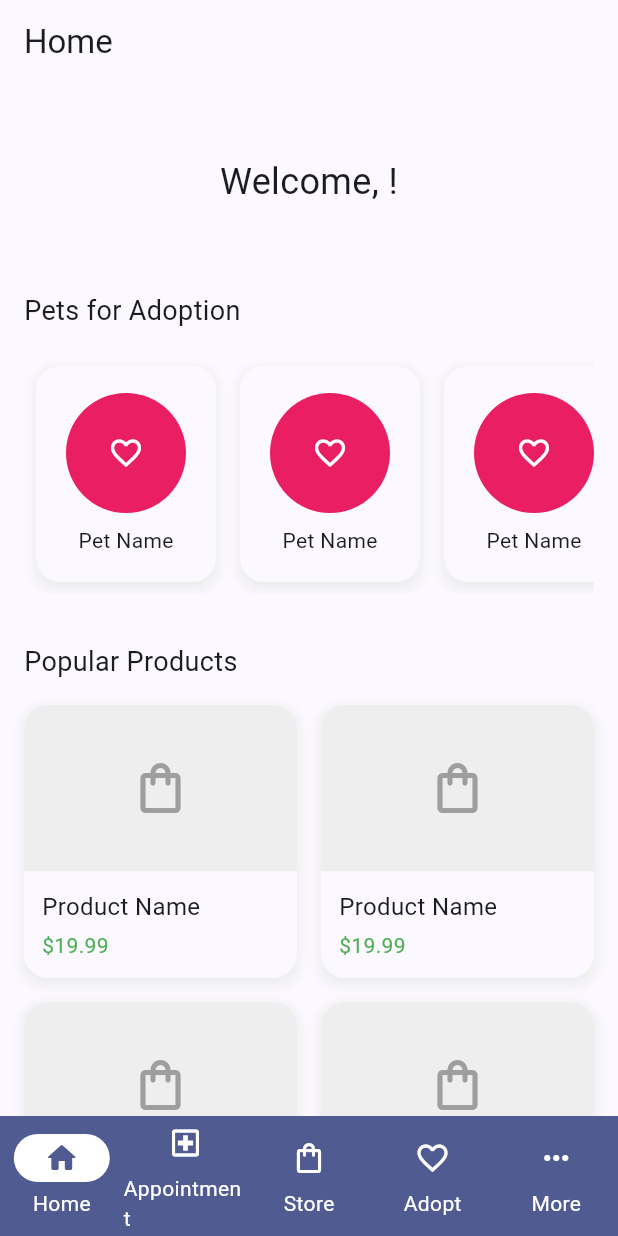
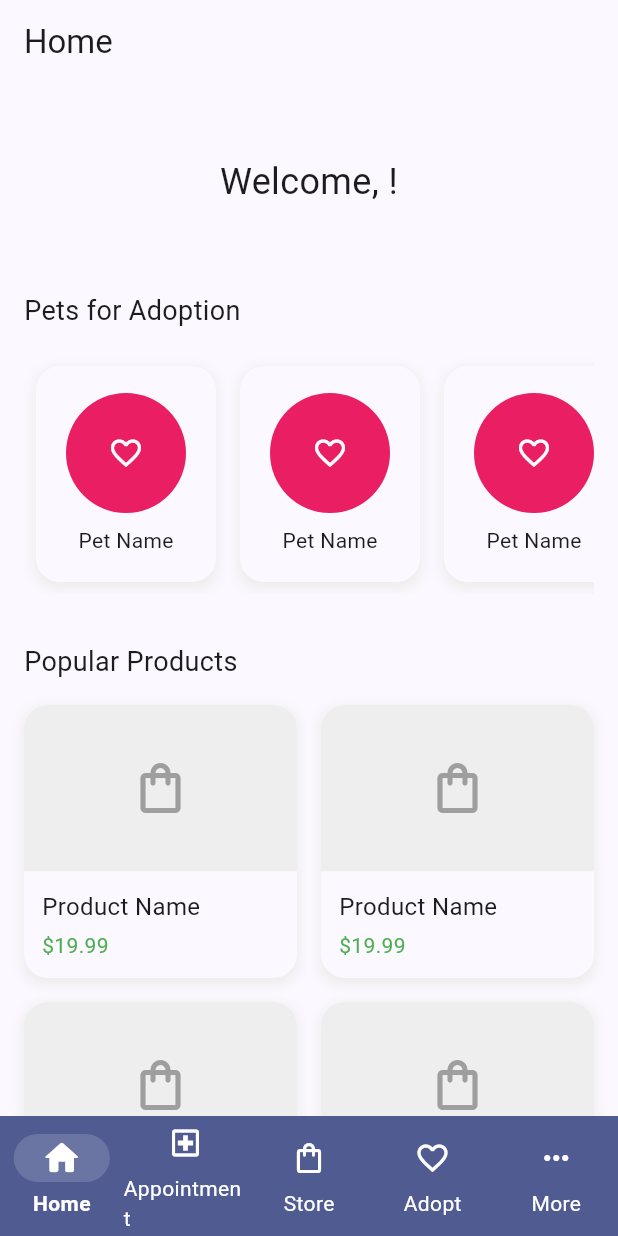
Before and after one commit to donatedsalt/PawfectCare, a Flutter app: the screen it shows once a user with an empty profile is signed in, on a phone screen of 412 x 824 dp. Run offline on Flutter 3.47's test engine with Material 3 defaults, Android fonts, the phone set to English and light mode, and no system bars; our stand-ins replace cloud_firestore, file_picker, firebase_auth, firebase_core, firebase_storage, image_picker and 1 more; accounts and stored records are empty.

Commit message:
feat: update bottom nav bar styling

```diff
--- a/pawfect_care/lib/main.dart
+++ b/pawfect_care/lib/main.dart
@@ -32,16 +32,19 @@ final theme = ThemeData(
   useMaterial3: true,
   navigationBarTheme: NavigationBarThemeData(
     backgroundColor: customColorScheme.primary,
-    indicatorColor: customColorScheme.onPrimary,
+    indicatorColor: customColorScheme.onPrimary.withAlpha(40),
     iconTheme: WidgetStateProperty.resolveWith<IconThemeData>((states) {
       if (states.contains(WidgetState.selected)) {
-        return IconThemeData(color: customColorScheme.primary);
+        return IconThemeData(color: customColorScheme.onPrimary, size: 28);
       }
-      return IconThemeData(color: customColorScheme.onPrimary);
+      return IconThemeData(color: customColorScheme.onPrimary, size: 24);
     }),
     labelTextStyle: WidgetStateProperty.resolveWith<TextStyle>((states) {
       if (states.contains(WidgetState.selected)) {
-        return TextStyle(color: customColorScheme.onPrimary);
+        return TextStyle(
+          color: customColorScheme.onPrimary,
+          fontWeight: FontWeight.bold,
+        );
       }
       return TextStyle(color: customColorScheme.onPrimary);
     }),
--- a/pawfect_care/lib/pages/admin/home_page.dart
+++ b/pawfect_care/lib/pages/admin/home_page.dart
@@ -50,10 +50,7 @@ class HomePageNavigationDestination extends StatelessWidget {
   Widget build(BuildContext context) {
     return NavigationDestination(
       icon: const Icon(Icons.home_outlined),
-      selectedIcon: Icon(
-        Icons.home_rounded,
-        color: Theme.of(context).colorScheme.primary,
-      ),
+      selectedIcon: Icon(Icons.home_rounded),
       label: "Home",
     );
   }
--- a/pawfect_care/lib/pages/admin/more_page.dart
+++ b/pawfect_care/lib/pages/admin/more_page.dart
@@ -96,10 +96,7 @@ class MorePageNavigationDestination extends StatelessWidget {
   Widget build(BuildContext context) {
     return NavigationDestination(
       icon: const Icon(Icons.more_horiz),
-      selectedIcon: Icon(
-        Icons.more,
-        color: Theme.of(context).colorScheme.primary,
-      ),
+      selectedIcon: Icon(Icons.more),
       label: 'More',
     );
   }
--- a/pawfect_care/lib/pages/shelter/blogs_page.dart
+++ b/pawfect_care/lib/pages/shelter/blogs_page.dart
@@ -55,10 +55,7 @@ class BlogsPageNavigationDestination extends StatelessWidget {
   Widget build(BuildContext context) {
     return NavigationDestination(
       icon: const Icon(Icons.web_asset),
-      selectedIcon: Icon(
-        Icons.web,
-        color: Theme.of(context).colorScheme.primary,
-      ),
+      selectedIcon: Icon(Icons.web),
       label: "Blogs",
     );
   }
--- a/pawfect_care/lib/pages/shelter/contacts_page.dart
+++ b/pawfect_care/lib/pages/shelter/contacts_page.dart
@@ -55,10 +55,7 @@ class ContactsPageNavigationDestination extends StatelessWidget {
   Widget build(BuildContext context) {
     return NavigationDestination(
       icon: const Icon(Icons.contact_support_outlined),
-      selectedIcon: Icon(
-        Icons.contact_support,
-        color: Theme.of(context).colorScheme.primary,
-      ),
+      selectedIcon: Icon(Icons.contact_support),
       label: "Contacts",
     );
   }
--- a/pawfect_care/lib/pages/shelter/home_page.dart
+++ b/pawfect_care/lib/pages/shelter/home_page.dart
@@ -55,10 +55,7 @@ class HomePageNavigationDestination extends StatelessWidget {
   Widget build(BuildContext context) {
     return NavigationDestination(
       icon: const Icon(Icons.home_outlined),
-      selectedIcon: Icon(
-        Icons.home_rounded,
-        color: Theme.of(context).colorScheme.primary,
-      ),
+      selectedIcon: Icon(Icons.home_rounded),
       label: "Home",
     );
   }
--- a/pawfect_care/lib/pages/shelter/more_page.dart
+++ b/pawfect_care/lib/pages/shelter/more_page.dart
@@ -96,10 +96,7 @@ class MorePageNavigationDestination extends StatelessWidget {
   Widget build(BuildContext context) {
     return NavigationDestination(
       icon: const Icon(Icons.more_horiz),
-      selectedIcon: Icon(
-        Icons.more,
-        color: Theme.of(context).colorScheme.primary,
-      ),
+      selectedIcon: Icon(Icons.more),
       label: 'More',
     );
   }
--- a/pawfect_care/lib/pages/shelter/pets_page.dart
+++ b/pawfect_care/lib/pages/shelter/pets_page.dart
@@ -55,10 +55,7 @@ class PetsPageNavigationDestination extends StatelessWidget {
   Widget build(BuildContext context) {
     return NavigationDestination(
       icon: const Icon(Icons.pets_outlined),
-      selectedIcon: Icon(
-        Icons.pets,
-        color: Theme.of(context).colorScheme.primary,
-      ),
+      selectedIcon: Icon(Icons.pets),
       label: "Pets",
     );
   }
--- a/pawfect_care/lib/pages/user/adopt_page.dart
+++ b/pawfect_care/lib/pages/user/adopt_page.dart
@@ -54,10 +54,7 @@ class AdoptPageNavigationDestination extends StatelessWidget {
   Widget build(BuildContext context) {
     return NavigationDestination(
       icon: const Icon(Icons.favorite_outline),
-      selectedIcon: Icon(
-        Icons.favorite,
-        color: Theme.of(context).colorScheme.primary,
-      ),
+      selectedIcon: Icon(Icons.favorite),
       label: "Adopt",
     );
   }
--- a/pawfect_care/lib/pages/user/appointment_page.dart
+++ b/pawfect_care/lib/pages/user/appointment_page.dart
@@ -276,10 +276,7 @@ class AppointmentPageNavigationDestination extends StatelessWidget {
   Widget build(BuildContext context) {
     return NavigationDestination(
       icon: const Icon(Icons.local_hospital_outlined),
-      selectedIcon: Icon(
-        Icons.local_hospital,
-        color: Theme.of(context).colorScheme.primary,
-      ),
+      selectedIcon: Icon(Icons.local_hospital),
       label: "Appointment",
     );
   }
--- a/pawfect_care/lib/pages/user/home_page.dart
+++ b/pawfect_care/lib/pages/user/home_page.dart
@@ -278,10 +278,7 @@ class HomePageNavigationDestination extends StatelessWidget {
   Widget build(BuildContext context) {
     return NavigationDestination(
       icon: const Icon(Icons.home_outlined),
-      selectedIcon: Icon(
-        Icons.home_rounded,
-        color: Theme.of(context).colorScheme.primary,
-      ),
+      selectedIcon: Icon(Icons.home_rounded),
       label: "Home",
     );
   }
--- a/pawfect_care/lib/pages/user/more_page.dart
+++ b/pawfect_care/lib/pages/user/more_page.dart
@@ -111,10 +111,7 @@ class MorePageNavigationDestination extends StatelessWidget {
   Widget build(BuildContext context) {
     return NavigationDestination(
       icon: const Icon(Icons.more_horiz),
-      selectedIcon: Icon(
-        Icons.more,
-        color: Theme.of(context).colorScheme.primary,
-      ),
+      selectedIcon: Icon(Icons.more),
       label: 'More',
     );
   }
--- a/pawfect_care/lib/pages/user/store_page.dart
+++ b/pawfect_care/lib/pages/user/store_page.dart
@@ -49,10 +49,7 @@ class StorePageNavigationDestination extends StatelessWidget {
   Widget build(BuildContext context) {
     return NavigationDestination(
       icon: const Icon(Icons.shopping_bag_outlined),
-      selectedIcon: Icon(
-        Icons.shopping_bag,
-        color: Theme.of(context).colorScheme.primary,
-      ),
+      selectedIcon: Icon(Icons.shopping_bag),
       label: "Store",
     );
   }
--- a/pawfect_care/lib/pages/vet/home_page.dart
+++ b/pawfect_care/lib/pages/vet/home_page.dart
@@ -566,10 +566,7 @@ class HomePageNavigationDestination extends StatelessWidget {
   Widget build(BuildContext context) {
     return NavigationDestination(
       icon: const Icon(Icons.home_outlined),
-      selectedIcon: Icon(
-        Icons.home_rounded,
-        color: Theme.of(context).colorScheme.primary,
-      ),
+      selectedIcon: Icon(Icons.home_rounded),
       label: "Home",
     );
   }
--- a/pawfect_care/lib/pages/vet/more_page.dart
+++ b/pawfect_care/lib/pages/vet/more_page.dart
@@ -261,10 +261,7 @@ class MorePageNavigationDestination extends StatelessWidget {
   Widget build(BuildContext context) {
     return NavigationDestination(
       icon: const Icon(Icons.more_horiz),
-      selectedIcon: Icon(
-        Icons.more,
-        color: Theme.of(context).colorScheme.primary,
-      ),
+      selectedIcon: Icon(Icons.more),
       label: "More",
     );
   }
```
Also changed, not shown: pawfect_care/lib/pages/vet/appointments_page.dart (+6 -10 lines), pawfect_care/lib/pages/vet/medical_records_page.dart (+6 -10 lines).
